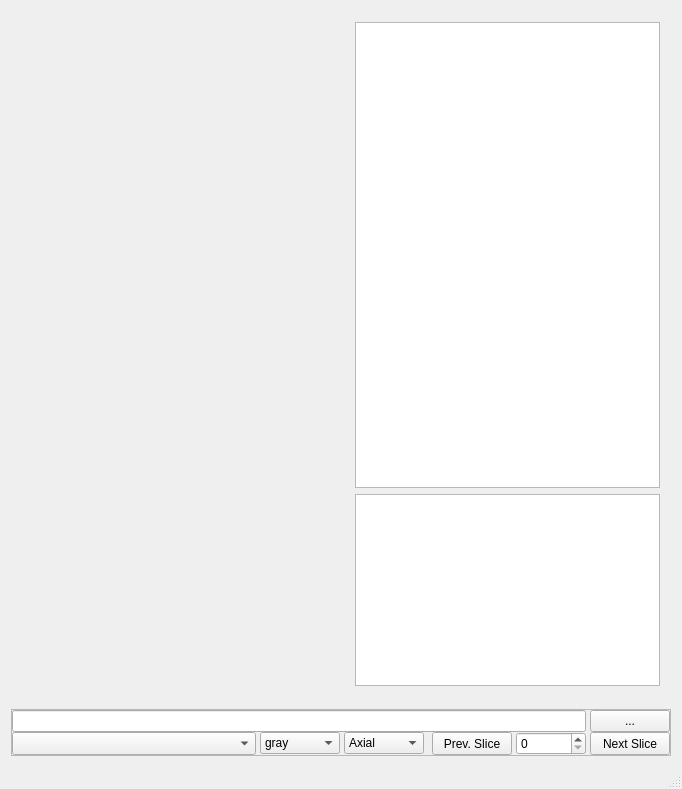
Before: the Qt Designer form window.ui in ryanneph/PyViz, drawn with Qt 5.
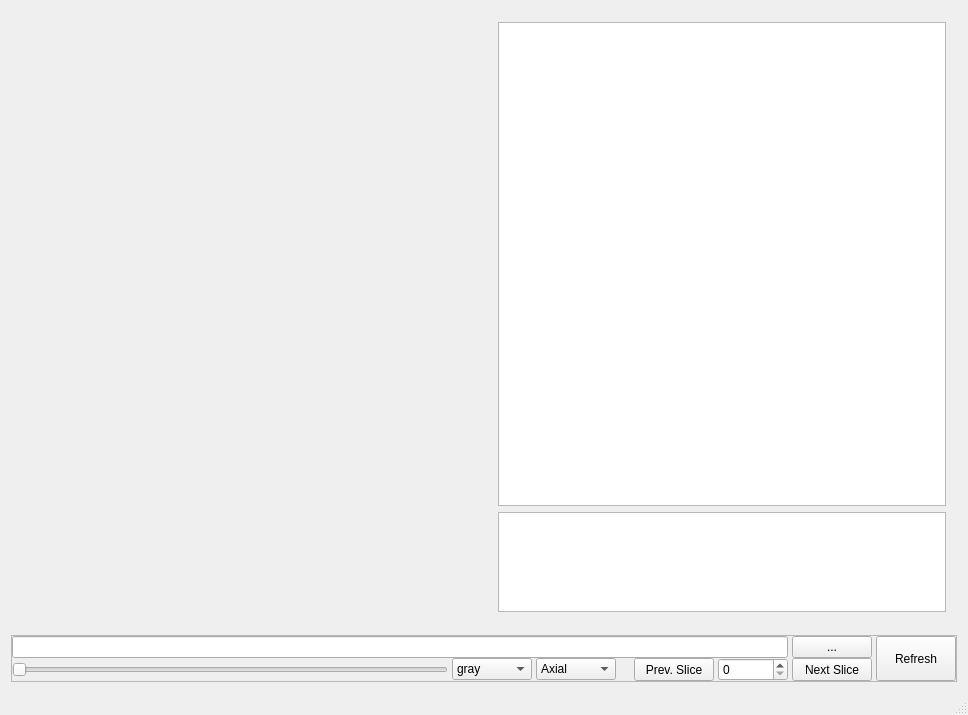
After: the same form once the commit is applied.

Diff of the .ui file:
```diff
--- a/window.ui
+++ b/window.ui
@@ -6,8 +6,8 @@
    <rect>
     <x>0</x>
     <y>0</y>
-    <width>682</width>
-    <height>789</height>
+    <width>968</width>
+    <height>715</height>
    </rect>
   </property>
   <property name="windowTitle">
@@ -15,7 +15,7 @@
   </property>
   <widget class="QWidget" name="centralWidget">
    <layout class="QGridLayout" name="gridLayout_2">
-    <item row="1" column="1">
+    <item row="2" column="1">
      <widget class="QFrame" name="frame">
       <property name="sizePolicy">
        <sizepolicy hsizetype="Preferred" vsizetype="Preferred">
@@ -54,7 +54,23 @@
        <property name="verticalSpacing">
         <number>0</number>
        </property>
-       <item row="1" column="6">
+       <item row="1" column="3">
+        <spacer name="horizontalSpacer">
+         <property name="orientation">
+          <enum>Qt::Horizontal</enum>
+         </property>
+         <property name="sizeType">
+          <enum>QSizePolicy::Fixed</enum>
+         </property>
+         <property name="sizeHint" stdset="0">
+          <size>
+           <width>10</width>
+           <height>20</height>
+          </size>
+         </property>
+        </spacer>
+       </item>
+       <item row="1" column="7">
         <widget class="QPushButton" name="btn_NextSlice">
          <property name="sizePolicy">
           <sizepolicy hsizetype="Fixed" vsizetype="Preferred">
@@ -76,16 +92,6 @@
          </property>
         </widget>
        </item>
-       <item row="1" column="0">
-        <widget class="QComboBox" name="combo_ModeSelect">
-         <property name="sizePolicy">
-          <sizepolicy hsizetype="Expanding" vsizetype="Preferred">
-           <horstretch>0</horstretch>
-           <verstretch>0</verstretch>
-          </sizepolicy>
-         </property>
-        </widget>
-       </item>
        <item row="1" column="5">
         <widget class="QSpinBox" name="num_Slice">
          <property name="sizePolicy">
@@ -105,7 +111,7 @@
          </property>
         </widget>
        </item>
-       <item row="0" column="6">
+       <item row="0" column="7">
         <widget class="QPushButton" name="btn_Open">
          <property name="sizePolicy">
           <sizepolicy hsizetype="Fixed" vsizetype="Fixed">
@@ -190,7 +196,7 @@
          </property>
          <property name="minimumSize">
           <size>
-           <width>50</width>
+           <width>0</width>
            <height>0</height>
           </size>
          </property>
@@ -242,6 +248,38 @@
          </item>
         </widget>
        </item>
+       <item row="1" column="0">
+        <widget class="QSlider" name="horizontalSlider">
+         <property name="sizePolicy">
+          <sizepolicy hsizetype="MinimumExpanding" vsizetype="Fixed">
+           <horstretch>0</horstretch>
+           <verstretch>0</verstretch>
+          </sizepolicy>
+         </property>
+         <property name="minimumSize">
+          <size>
+           <width>100</width>
+           <height>0</height>
+          </size>
+         </property>
+         <property name="orientation">
+          <enum>Qt::Horizontal</enum>
+         </property>
+        </widget>
+       </item>
+       <item row="0" column="8" rowspan="3">
+        <widget class="QPushButton" name="btn_Refresh">
+         <property name="sizePolicy">
+          <sizepolicy hsizetype="Minimum" vsizetype="Expanding">
+           <horstretch>0</horstretch>
+           <verstretch>0</verstretch>
+          </sizepolicy>
+         </property>
+         <property name="text">
+          <string>Refresh</string>
+         </property>
+        </widget>
+       </item>
       </layout>
      </widget>
     </item>
@@ -268,16 +306,35 @@
         </property>
         <layout class="QVBoxLayout" name="verticalLayout">
          <item>
-          <widget class="QListWidget" name="listImages"/>
+          <widget class="QListWidget" name="listImages">
+           <property name="sizePolicy">
+            <sizepolicy hsizetype="Expanding" vsizetype="MinimumExpanding">
+             <horstretch>0</horstretch>
+             <verstretch>0</verstretch>
+            </sizepolicy>
+           </property>
+           <property name="minimumSize">
+            <size>
+             <width>0</width>
+             <height>400</height>
+            </size>
+           </property>
+          </widget>
          </item>
          <item>
           <widget class="QListWidget" name="listMasks">
            <property name="sizePolicy">
-            <sizepolicy hsizetype="Expanding" vsizetype="Minimum">
+            <sizepolicy hsizetype="Expanding" vsizetype="Maximum">
              <horstretch>0</horstretch>
              <verstretch>0</verstretch>
             </sizepolicy>
            </property>
+           <property name="maximumSize">
+            <size>
+             <width>16777215</width>
+             <height>100</height>
+            </size>
+           </property>
           </widget>
          </item>
          <item>
```
